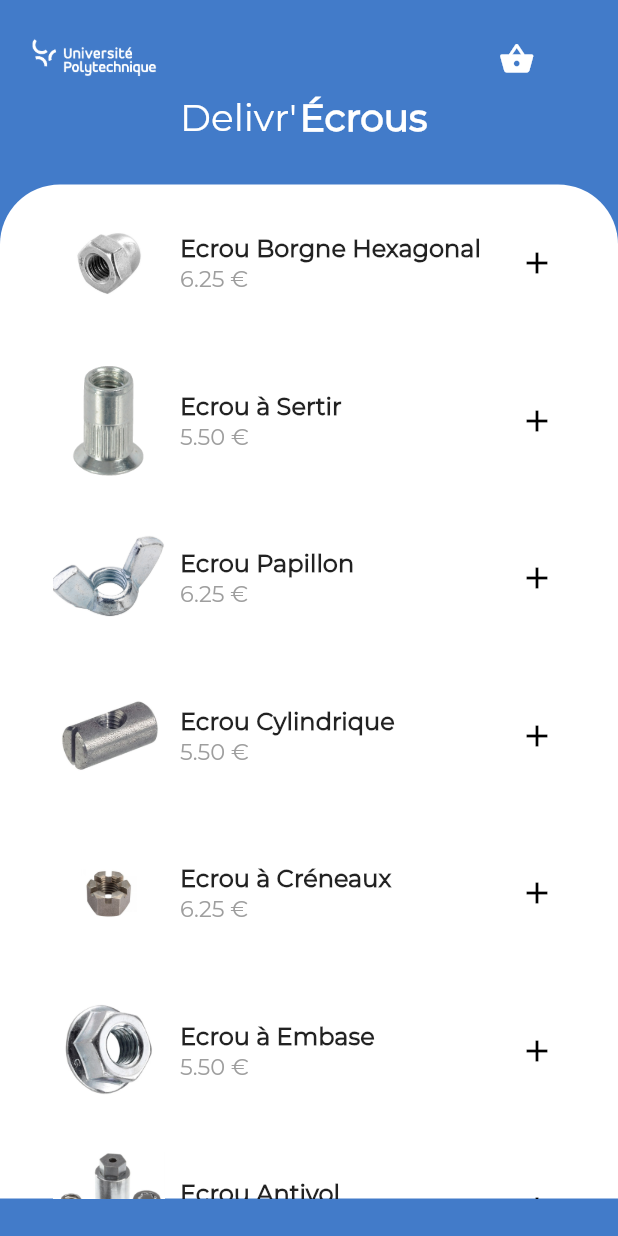
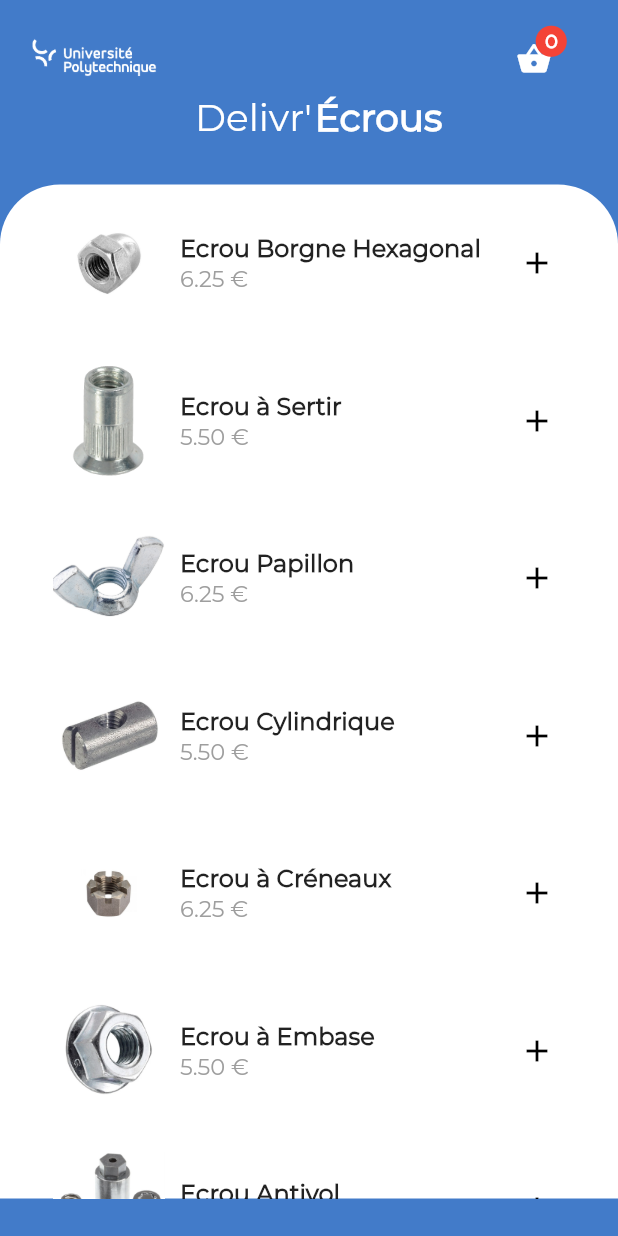
Before and after one commit to AnthonyDeletre/TPDeveloppementMobile, a Flutter app: the screen it shows after launch, on a phone screen of 412 x 824 dp. Run offline on Flutter 3.47's test engine with Material 2 defaults, Android fonts, the light colour scheme and no system bars.

Commit message:
ajouts de plusieurs éléments

```diff
--- a/lib/homeScreen.dart
+++ b/lib/homeScreen.dart
@@ -19,7 +19,7 @@ class HomeScreen extends StatelessWidget {
           body: ListView(
           children: <Widget>[
             Padding(
-            padding: EdgeInsets.only(top: 15.0, left: 20.0),
+            padding: EdgeInsets.only(top: 15.0, left: 20.0, right: 0.0),
             child: Row(
               mainAxisAlignment: MainAxisAlignment.spaceBetween,
               children: <Widget>[
@@ -31,9 +31,11 @@ class HomeScreen extends StatelessWidget {
                 width: 85.0
               ),
               Container(
-                width: 135.0,
+                width: 80.0,
                 child: Row(
-                mainAxisAlignment: MainAxisAlignment.spaceAround,
+                mainAxisAlignment: MainAxisAlignment.start,
+                children: <Widget>[
+                  Stack(
                     children: <Widget>[
                       IconButton(
                         icon: Icon(Icons.shopping_basket),
@@ -45,6 +47,32 @@ class HomeScreen extends StatelessWidget {
                           );
                         }
                       ),
+                      Positioned(
+                        top: 0.0,
+                        right: 0.0,
+                        child: Icon(
+                          Icons.brightness_1,
+                          size: 25.0,
+                          color: Colors.red
+                        )
+                      ),
+                      Positioned(
+                        top: 4.0,
+                        right: 8.0,
+                        child: Center(
+                          child: Text(
+                            model.produits.length.toString(),
+                            textAlign: TextAlign.center,
+                            style: TextStyle(
+                                color: Colors.white,
+                                fontSize: 13.0,
+                                fontWeight: FontWeight.bold
+                            ),
+                          ),
+                        )
+                      ),
+                    ],
+                  )
                 ],
                 ),
               )
@@ -52,7 +80,7 @@ class HomeScreen extends StatelessWidget {
             )
             ),
             Padding(
-            padding: EdgeInsets.only(left: 120.0),
+            padding: EdgeInsets.only(left: 130.0),
             child: Row(
               children: <Widget>[
               Text('Delivr\'',
@@ -165,7 +193,6 @@ class HomeScreen extends StatelessWidget {
               onPressed: () {
                 print("yyya");
                 model.addProduit(produits[index]);
-
               },
             ),
           ],
```
Also changed, not shown: lib/detailScreen.dart (+30 -18 lines), lib/panierScreen.dart (+70 -3 lines). Lines whose indentation alone changed are shown as unchanged.
